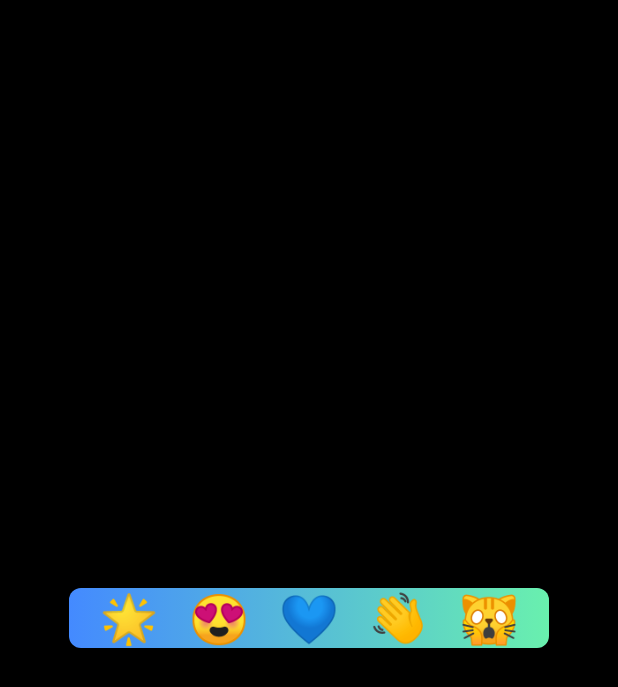
After one commit to tsukamoto1783/flutter_sample, a Flutter app: the MacOsInspiredDoc screen opened directly, on a phone screen of 412 x 824 dp. The commit adds this screen. Shown: the top 687 px of the screen. Run offline on Flutter 3.47's test engine with Material 2 defaults, Android fonts, the phone set to English and light mode, and no system bars; our stand-ins replace dropdown_button2, firebase_core, fl_chart, flutter_hooks, flutter_riverpod, hooks_riverpod and 1 more; accounts and stored records are empty.

Commit message:
MouseRegion class test

```diff
--- a/lib/presentation/Riverpod_sample/Riverpod_menu.dart
+++ b/lib/presentation/Riverpod_sample/Riverpod_menu.dart
@@ -1,5 +1,5 @@
 import 'package:flutter/material.dart';
-import '../main/main.dart';
+import '../../main.dart';
 import 'pattern_1.dart';
 import 'pattern_2.dart';
 import 'pattern_3.dart';
--- /dev/null
+++ b/lib/presentation/test_widget/macos_doc.dart
@@ -0,0 +1,179 @@
+import 'dart:ui';
+
+import 'package:flutter/material.dart';
+
+class MacOsInspiredDoc extends StatefulWidget {
+  const MacOsInspiredDoc({Key? key}) : super(key: key);
+
+  @override
+  State<MacOsInspiredDoc> createState() => _MacOsInspiredDocState();
+}
+
+class _MacOsInspiredDocState extends State<MacOsInspiredDoc> {
+  late int? hoveredIndex;
+  late double baseItemHeight;
+  late double baseTranslationY;
+  late double verticlItemsPadding;
+
+  double getScaledSize(int index) {
+    return getPropertyValue(
+      index: index,
+      baseValue: baseItemHeight,
+      maxValue: 70,
+      nonHoveredMaxValue: 50,
+    );
+  }
+
+  double getTranslationY(int index) {
+    return getPropertyValue(
+      index: index,
+      baseValue: baseTranslationY,
+      maxValue: -22,
+      nonHoveredMaxValue: -14,
+    );
+  }
+
+  double getPropertyValue({
+    required int index,
+    required double baseValue,
+    required double maxValue,
+    required double nonHoveredMaxValue,
+  }) {
+    late final double propertyValue;
+
+    // 1.
+    if (hoveredIndex == null) {
+      return baseValue;
+    }
+
+    // 2.
+    final difference = (hoveredIndex! - index).abs();
+
+    // 3.
+    final itemsAffected = items.length;
+
+    // 4.
+    if (difference == 0) {
+      propertyValue = maxValue;
+
+      // 5.
+    } else if (difference <= itemsAffected) {
+      final ratio = (itemsAffected - difference) / itemsAffected;
+
+      propertyValue = lerpDouble(baseValue, nonHoveredMaxValue, ratio)!;
+
+      // 6.
+    } else {
+      propertyValue = baseValue;
+    }
+
+    return propertyValue;
+  }
+
+  @override
+  void initState() {
+    // TODO: implement initState
+    super.initState();
+    hoveredIndex = null;
+    baseItemHeight = 40;
+
+    verticlItemsPadding = 10;
+    baseTranslationY = 0.0;
+  }
+
+  @override
+  Widget build(BuildContext context) {
+    return Scaffold(
+        backgroundColor: Colors.black,
+        body: Center(
+          child: Stack(
+            alignment: Alignment.center,
+            children: [
+              Positioned(
+                height: baseItemHeight,
+                left: 0,
+                right: 0,
+                child: DecoratedBox(
+                  decoration: BoxDecoration(
+                    borderRadius: BorderRadius.circular(8),
+                    gradient: const LinearGradient(colors: [
+                      Colors.blueAccent,
+                      Colors.greenAccent,
+                    ]),
+                  ),
+                ),
+              ),
+              Padding(
+                padding: EdgeInsets.all(verticlItemsPadding),
+// 1.
+                child: Row(
+                  mainAxisSize: MainAxisSize.min,
+                  children: List.generate(
+                    items.length,
+                    (index) {
+                      // 2.
+                      return MouseRegion(
+                        cursor: SystemMouseCursors.click,
+                        onEnter: ((event) {
+                          setState(() {
+                            hoveredIndex = index;
+                          });
+                        }),
+                        onExit: (event) {
+                          setState(() {
+                            hoveredIndex = null;
+                          });
+                        },
+                        // 3.
+                        child: AnimatedContainer(
+                          duration: const Duration(
+                            milliseconds: 300,
+                          ),
+                          transform: Matrix4.identity()
+                            ..translate(
+                              0.0,
+                              getTranslationY(index),
+                              0.0,
+                            ),
+                          height: getScaledSize(index),
+                          width: getScaledSize(index),
+
+                          alignment: AlignmentDirectional.bottomCenter,
+                          margin: const EdgeInsets.symmetric(
+                            horizontal: 10,
+                          ),
+                          // 4.
+                          child: FittedBox(
+                            fit: BoxFit.contain,
+                            // 5.
+                            child: AnimatedDefaultTextStyle(
+                              duration: const Duration(
+                                milliseconds: 300,
+                              ),
+                              style: TextStyle(
+                                fontSize: getScaledSize(index),
+                              ),
+                              child: Text(
+                                items[index],
+                              ),
+                            ),
+                          ),
+                        ),
+                      );
+                    },
+                  ).toList(),
+                ),
+              ),
+            ],
+          ),
+        ));
+  }
+}
+
+List<String> items = [
+  '🌟',
+  '😍',
+  '💙',
+  '👋',
+  '🙀',
+];
```
Also changed, not shown: lib/main.dart (renamed from lib/presentation/main/main.dart, +14 -9 lines), lib/presentation/test_widget/mouseRegion.dart (added, +80 -0 lines), 3 other files.
